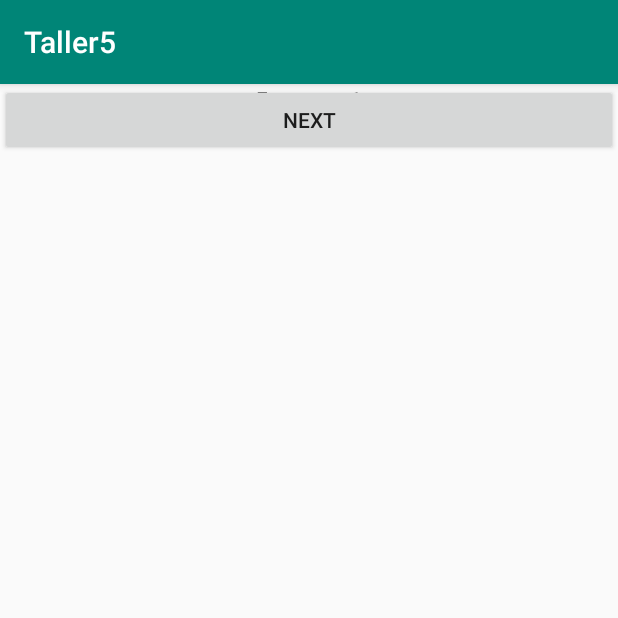
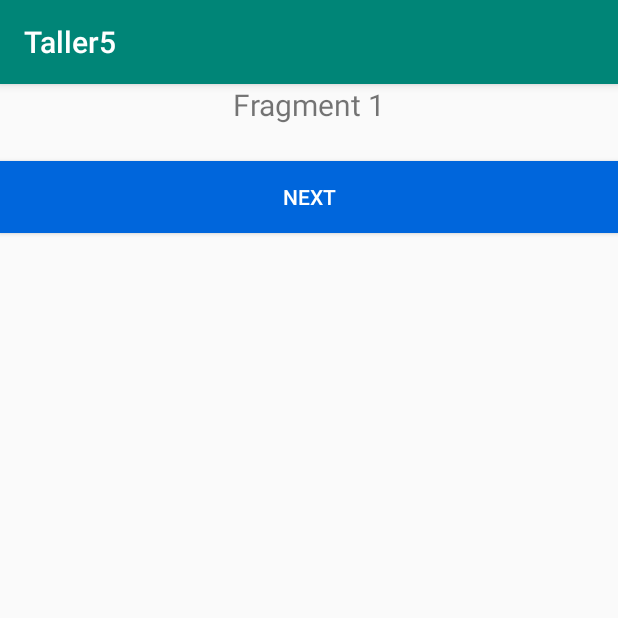
Before and after one commit to aacm13/PDM_Taller5_00354817, an Android app: the screen it shows after launch (MainActivity), on a phone screen of 412 x 824 dp, the top half of it. Run offline under Robolectric (Android 15) with nearby library versions, the phone set to English and light mode, and no system bars.

Commit message:
taller completado

```diff
--- a/app/src/main/res/layout/fragment1.xml
+++ b/app/src/main/res/layout/fragment1.xml
@@ -10,6 +10,7 @@
                     android:layout_width="match_parent"
                     android:layout_height="wrap_content"
                     android:text="Fragment 1"
+                    android:textSize="20sp"
                     android:gravity="center_horizontal"
                     app:layout_constraintTop_toTopOf="parent"/>
             <Button
@@ -17,5 +18,14 @@
                     android:layout_height="wrap_content"
                     android:id="@+id/Button1"
                     android:text="Next"
-                    app:layout_constraintTop_toTopOf="parent"/>
+                    android:background="@color/blue"
+                    android:textColor="@color/white"
+                    android:layout_marginTop="10dp"
+                    app:layout_constraintTop_toTopOf="parent"
+                    app:layout_constraintEnd_toEndOf="parent"
+                    app:layout_constraintStart_toStartOf="parent"
+                    android:layout_marginBottom="300dp"
+                    app:layout_constraintBottom_toBottomOf="parent"
+                    app:layout_constraintVertical_bias="0.1"
+                    />
 </tools:androidx.constraintlayout.widget.ConstraintLayout>
--- a/app/src/main/res/values/colors.xml
+++ b/app/src/main/res/values/colors.xml
@@ -3,4 +3,8 @@
     <color name="colorPrimary">#008577</color>
     <color name="colorPrimaryDark">#00574B</color>
     <color name="colorAccent">#D81B60</color>
+    <color name="blue">#0066dc</color>
+    <color name="green">#53ce40</color>
+    <color name="yellow">#72009f</color>
+    <color name="white">#fff</color>
 </resources>
```
Also changed, not shown: app/src/main/res/layout/fragment2.xml (+10 -1 lines), app/src/main/res/layout/fragment3.xml (+10 -1 lines), app/src/main/res/layout/fragment4.xml (+9 -1 lines).
